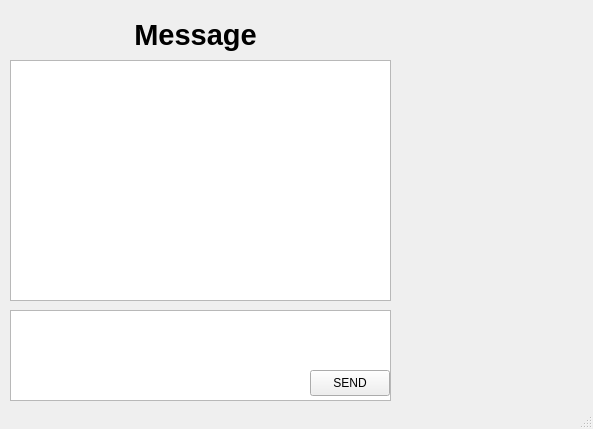
Above: Server/server.ui from max-my/chatroom before the change. Below: the same form after it.
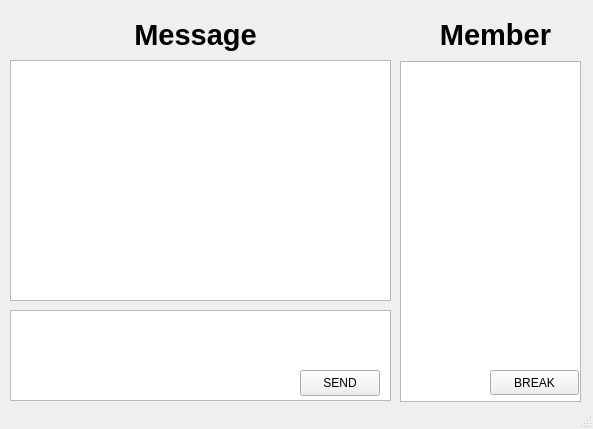
That is the form after the change.

The edit to the form file:
```diff
--- a/Server/server.ui
+++ b/Server/server.ui
@@ -17,7 +17,7 @@
    <widget class="QPushButton" name="pbSend">
     <property name="geometry">
      <rect>
-      <x>310</x>
+      <x>300</x>
       <y>370</y>
       <width>80</width>
       <height>26</height>
@@ -69,6 +69,45 @@
      <bool>true</bool>
     </property>
    </widget>
+   <widget class="QLabel" name="label_MB">
+    <property name="geometry">
+     <rect>
+      <x>420</x>
+      <y>10</y>
+      <width>151</width>
+      <height>51</height>
+     </rect>
+    </property>
+    <property name="text">
+     <string>&lt;html&gt;&lt;head/&gt;&lt;body&gt;&lt;p align=&quot;center&quot;&gt;&lt;span style=&quot; font-size:22pt; font-weight:600;&quot;&gt;Member&lt;/span&gt;&lt;/p&gt;&lt;/body&gt;&lt;/html&gt;</string>
+    </property>
+    <property name="textFormat">
+     <enum>Qt::RichText</enum>
+    </property>
+   </widget>
+   <widget class="QListWidget" name="listWidget">
+    <property name="geometry">
+     <rect>
+      <x>400</x>
+      <y>61</y>
+      <width>181</width>
+      <height>341</height>
+     </rect>
+    </property>
+   </widget>
+   <widget class="QPushButton" name="pushButton_Fuckoff">
+    <property name="geometry">
+     <rect>
+      <x>490</x>
+      <y>370</y>
+      <width>89</width>
+      <height>25</height>
+     </rect>
+    </property>
+    <property name="text">
+     <string>BREAK</string>
+    </property>
+   </widget>
    <zorder>textEdit_input</zorder>
    <zorder>label</zorder>
    <zorder>textEdit_log</zorder>
```
Left out of the diff: 7 changed lines with no effect on the pictures.
